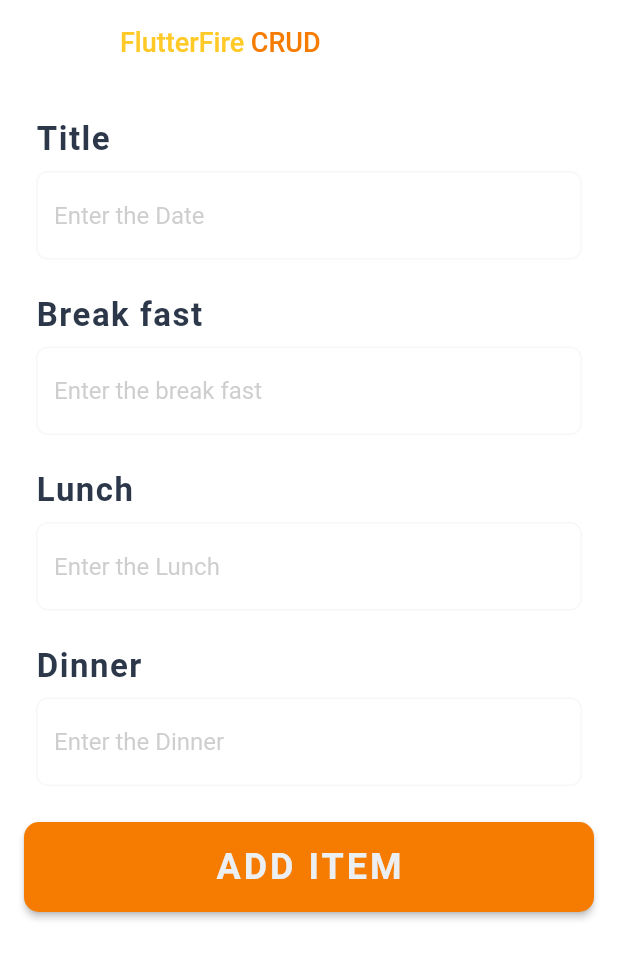
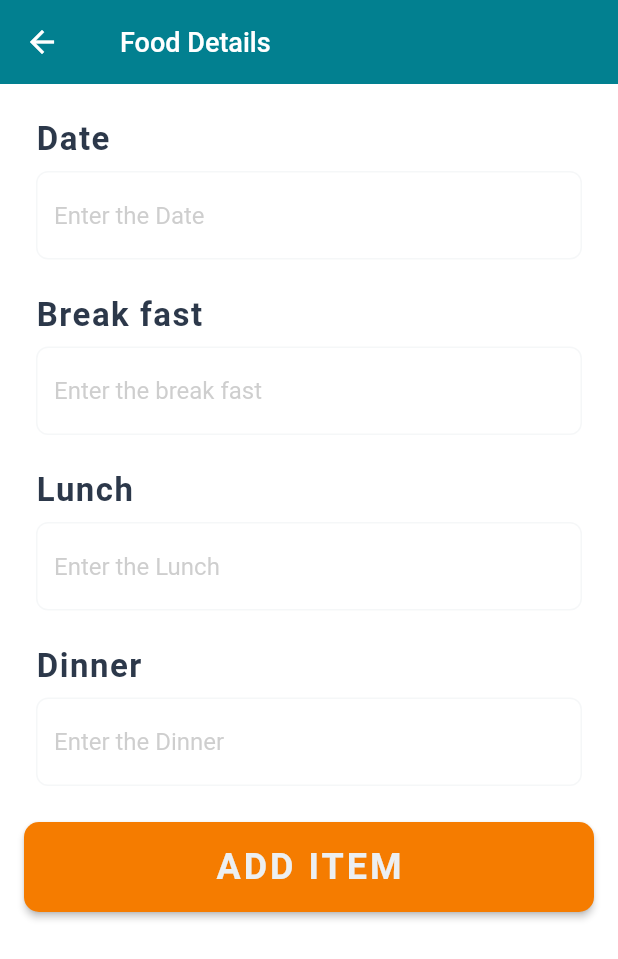
Before and after one commit to Saravanan55/Hostel-App, a Flutter app: the AddScreen screen opened directly, on a phone screen of 412 x 824 dp. Shown: the top 959 px of the screen. Run offline on Flutter 3.47's test engine with Material 2 defaults, Android fonts, the phone set to English and light mode, and no system bars; our stand-ins replace cloud_firestore, firebase_auth, firebase_database, firebase_storage, flutter_screenutil, fluttertoast and 6 more; accounts and stored records are empty.

Commit message:
Food page Bug fixed

```diff
--- a/lib/ui/add_item.dart
+++ b/lib/ui/add_item.dart
@@ -47,7 +47,7 @@ class _AddItemFormState extends State<AddItemForm> {
               children: [
                 SizedBox(height: 24.0),
                 Text(
-                  'Title',
+                  'Date',
                   style: TextStyle(
                     color: Color(0xFF2C384A),
                     fontSize: 22.0,
--- a/lib/ui/add_screen.dart
+++ b/lib/ui/add_screen.dart
@@ -22,7 +22,7 @@ class AddScreen extends StatelessWidget {
         backgroundColor: Colors.white,
         appBar: AppBar(
           elevation: 0,
-          backgroundColor: Colors.white,
+          backgroundColor: Color(0xff028090),
           title: AppBarTitle(),
         ),
         body: SafeArea(
--- a/lib/ui/add_title.dart
+++ b/lib/ui/add_title.dart
@@ -10,19 +10,19 @@ class AppBarTitle extends StatelessWidget {
       children: [
         SizedBox(width: 8),
         Text(
-          'FlutterFire',
+          'Food Details',
           style: TextStyle(
-            color: CustomColors.firebaseYellow,
+            color: Colors.white,
             fontSize: 18,
           ),
-        ),
-        Text(
-          ' CRUD',
-          style: TextStyle(
-            color: CustomColors.firebaseOrange,
-            fontSize: 18,
-          ),
-        ),
+        )
+        // Text(
+        //   ' CRUD',
+        //   style: TextStyle(
+        //     color: CustomColors.firebaseOrange,
+        //     fontSize: 18,
+        //   ),
+        // ),
       ],
     );
   }
--- a/lib/ui/edit_item.dart
+++ b/lib/ui/edit_item.dart
@@ -76,7 +76,7 @@ class _EditItemFormState extends State<EditItemForm> {
               children: [
                 SizedBox(height: 24.0),
                 Text(
-                  'Title',
+                  'Date',
                   style: TextStyle(
                     color: Color(0xFF2C384A),
                     fontSize: 22.0,
--- a/lib/ui/edit_screen.dart
+++ b/lib/ui/edit_screen.dart
@@ -43,8 +43,8 @@ class _EditScreenState extends State<EditScreen> {
         backgroundColor: Colors.white,
         appBar: AppBar(
           elevation: 0,
-          backgroundColor: Colors.white,
-          title: Text("Food"),
+          backgroundColor: Color(0xff028090),
+          title: Text("Food", style: TextStyle(color: Colors.white)),
           actions: [
             _isDeleting
                 ? Padding(
--- a/lib/ui/item_list.dart
+++ b/lib/ui/item_list.dart
@@ -79,14 +79,14 @@ class ItemList extends StatelessWidget {
                     child: Card(
                       shape: RoundedRectangleBorder(
                           borderRadius: BorderRadius.circular(10)),
-                      // elevation: 6.0,
+                      elevation: 6.0,
                       // child: Padding(
                       //   padding: const EdgeInsets.all(10.0),
                       //   child: Row(
 
                       // children: <Widget>[
-                      //   Padding(
-                      //     padding: const EdgeInsets.only(left: 12.0),
+                      child: Padding(
+                        padding: const EdgeInsets.all(10.0),
                         child: ListTile(
                           //       crossAxisAlignment: CrossAxisAlignment.start,
                           title: Text(
@@ -122,6 +122,7 @@ class ItemList extends StatelessWidget {
                       ),
                     ),
                   ),
+                ),
               );
             },
           );
```
Lines whose indentation alone changed are shown as unchanged.
